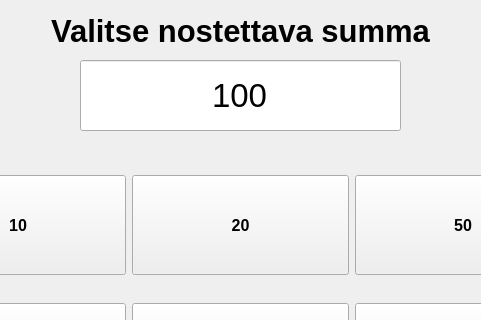
rronkkeli/pankkiprojekti, file frontend/atm/withdraw.ui: the form before one commit; both pictures show x 160 to 641 and y 0 to 320 of the 800 by 600 pixel window.
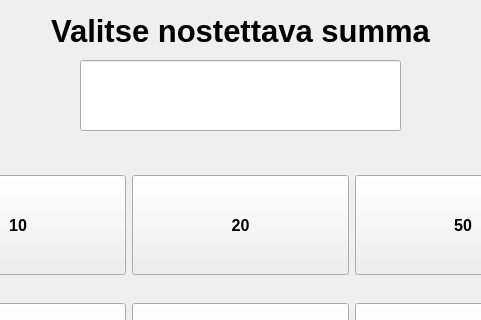
The form after the commit.

Diff of the .ui file:
```diff
--- a/frontend/atm/withdraw.ui
+++ b/frontend/atm/withdraw.ui
@@ -50,7 +50,7 @@
     </font>
    </property>
    <property name="text">
-    <string>100</string>
+    <string/>
    </property>
    <property name="alignment">
     <set>Qt::AlignCenter</set>
```
